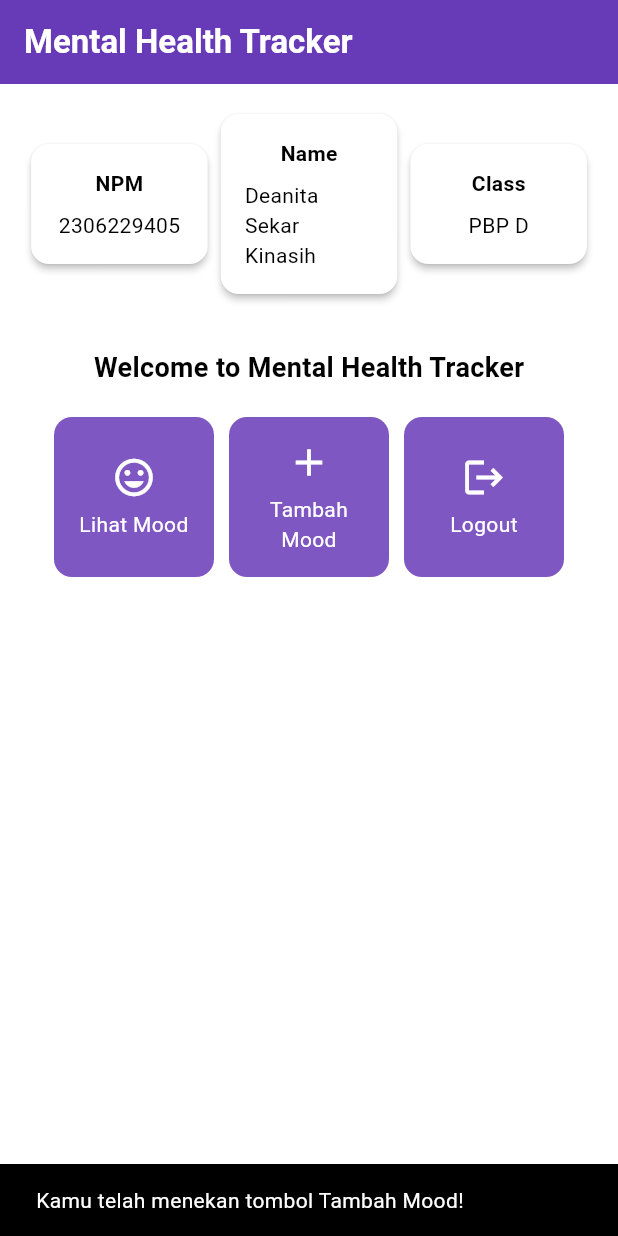
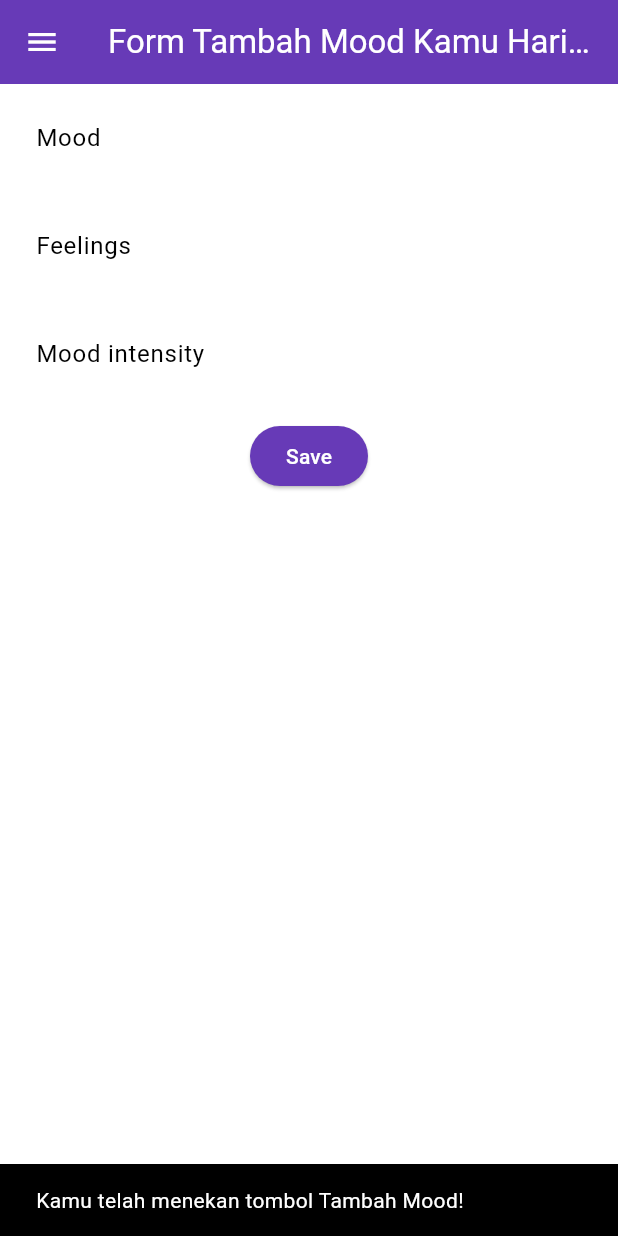
Before and after one commit to deanitasekar/mental-health-tracker-mobile, a Flutter app: the screen it shows after launch, after a tap on "Tambah Mood", on a phone screen of 412 x 824 dp. Run offline on Flutter 3.47's test engine with Material 3 defaults, Android fonts, the phone set to English and light mode, and no system bars.

Commit message:
Tutorial 7

```diff
--- a/lib/menu.dart
+++ b/lib/screens/menu.dart
@@ -1,8 +1,8 @@
 import 'package:flutter/material.dart';
+import 'package:mental_health_tracker/widgets/left_drawer.dart';
+import 'package:mental_health_tracker/widgets/mood_card.dart';
 
 class MyHomePage extends StatelessWidget {
-    MyHomePage({super.key});
-
   final String npm = '2306229405'; // NPM
   final String name = 'Deanita Sekar Kinasih'; // Nama
   final String className = 'PBP D'; // Kelas
@@ -13,6 +13,8 @@ class MyHomePage extends StatelessWidget {
     ItemHomepage("Logout", Icons.logout),
   ];
 
+  MyHomePage({super.key});
+
   @override
   Widget build(BuildContext context) {
     // Scaffold menyediakan struktur dasar halaman dengan AppBar dan body.
@@ -20,6 +22,7 @@ class MyHomePage extends StatelessWidget {
       // AppBar adalah bagian atas halaman yang menampilkan judul.
       appBar: AppBar(
         // Judul aplikasi "Mental Health Tracker" dengan teks putih dan tebal.
+        iconTheme: const IconThemeData(color: Colors.white),
         title: const Text(
           'Mental Health Tracker',
           style: TextStyle(
@@ -30,6 +33,7 @@ class MyHomePage extends StatelessWidget {
         // Warna latar belakang AppBar diambil dari skema warna tema aplikasi.
         backgroundColor: Theme.of(context).colorScheme.primary,
       ),
+      drawer: const LeftDrawer(),
       // Body halaman dengan padding di sekelilingnya.
       body: Padding(
         padding: const EdgeInsets.all(16.0),
@@ -92,97 +96,3 @@ class MyHomePage extends StatelessWidget {
     );
   }
 }
-
-class InfoCard extends StatelessWidget {
-  // Kartu informasi yang menampilkan title dan content.
-
-  final String title;  // Judul kartu.
-  final String content;  // Isi kartu.
-
-  const InfoCard({super.key, required this.title, required this.content});
-
-  @override
-  Widget build(BuildContext context) {
-    return Card(
-      // Membuat kotak kartu dengan bayangan dibawahnya.
-      elevation: 2.0,
-      child: Container(
-        // Mengatur ukuran dan jarak di dalam kartu.
-        width: MediaQuery.of(context).size.width / 3.5, // menyesuaikan dengan lebar device yang digunakan.
-        padding: const EdgeInsets.all(16.0),
-        // Menyusun title dan content secara vertikal.
-        child: Column(
-          children: [
-            Text(
-              title,
-              style: const TextStyle(fontWeight: FontWeight.bold),
-            ),
-            const SizedBox(height: 8.0),
-            Text(content),
-          ],
-        ),
-      ),
-    );
-  }
-}
-
- class ItemHomepage {
-     final String name;
-     final IconData icon;
-
-     ItemHomepage(this.name, this.icon);
- }
-
-class ItemCard extends StatelessWidget {
-  // Menampilkan kartu dengan ikon dan nama.
-
-  final ItemHomepage item;
-
-  const ItemCard(this.item, {super.key});
-
-  @override
-  Widget build(BuildContext context) {
-    return Material(
-      // Menentukan warna latar belakang dari tema aplikasi.
-      color: Theme.of(context).colorScheme.secondary,
-      // Membuat sudut kartu melengkung.
-      borderRadius: BorderRadius.circular(12),
-
-      child: InkWell(
-        // Aksi ketika kartu ditekan.
-        onTap: () {
-          // Menampilkan pesan SnackBar saat kartu ditekan.
-          ScaffoldMessenger.of(context)
-            ..hideCurrentSnackBar()
-            ..showSnackBar(
-              SnackBar(content: Text("Kamu telah menekan tombol ${item.name}!"))
-            );
-        },
-        // Container untuk menyimpan Icon dan Text
-        child: Container(
-          padding: const EdgeInsets.all(8),
-          child: Center(
-            child: Column(
-              // Menyusun ikon dan teks di tengah kartu.
-              mainAxisAlignment: MainAxisAlignment.center,
-              children: [
-                Icon(
-                  item.icon,
-                  color: Colors.white,
-                  size: 30.0,
-                ),
-                const Padding(padding: EdgeInsets.all(3)),
-                Text(
-                  item.name,
-                  textAlign: TextAlign.center,
-                  style: const TextStyle(color: Colors.white),
-                ),
-              ],
-            ),
-          ),
-        ),
-      ),
-    );
-  }
-
-}
--- /dev/null
+++ b/lib/screens/moodentry_form.dart
@@ -0,0 +1,160 @@
+import 'package:flutter/material.dart';
+import 'package:mental_health_tracker/widgets/left_drawer.dart';
+
+class MoodEntryFormPage extends StatefulWidget {
+  const MoodEntryFormPage({super.key});
+
+  @override
+  State<MoodEntryFormPage> createState() => _MoodEntryFormPageState();
+}
+
+class _MoodEntryFormPageState extends State<MoodEntryFormPage> {
+  final _formKey = GlobalKey<FormState>();
+  String _mood = "";
+  String _feelings = "";
+  int _moodIntensity = 0;
+  @override
+  Widget build(BuildContext context) {
+    return Scaffold(
+      appBar: AppBar(
+        title: const Center(
+          child: Text(
+            'Form Tambah Mood Kamu Hari ini',
+          ),
+        ),
+        backgroundColor: Theme.of(context).colorScheme.primary,
+        foregroundColor: Colors.white,
+      ),
+      drawer: const LeftDrawer(),
+      body: Form(
+        key: _formKey,
+        child: SingleChildScrollView(
+          child: Column(
+            crossAxisAlignment: CrossAxisAlignment.start,
+            children: [
+              Padding(
+                padding: const EdgeInsets.all(8.0),
+                child: TextFormField(
+                  decoration: InputDecoration(
+                    hintText: "Mood",
+                    labelText: "Mood",
+                    border: OutlineInputBorder(
+                      borderRadius: BorderRadius.circular(5.0),
+                    ),
+                  ),
+                  onChanged: (String? value) {
+                    setState(() {
+                      _mood = value!;
+                    });
+                  },
+                  validator: (String? value) {
+                    if (value == null || value.isEmpty) {
+                      return "Mood tidak boleh kosong!";
+                    }
+                    return null;
+                  },
+                ),
+              ),
+              Padding(
+                padding: const EdgeInsets.all(8.0),
+                child: TextFormField(
+                  decoration: InputDecoration(
+                    hintText: "Feelings",
+                    labelText: "Feelings",
+                    border: OutlineInputBorder(
+                      borderRadius: BorderRadius.circular(5.0),
+                    ),
+                  ),
+                  onChanged: (String? value) {
+                    setState(() {
+                      _feelings = value!;
+                    });
+                  },
+                  validator: (String? value) {
+                    if (value == null || value.isEmpty) {
+                      return "Feelings tidak boleh kosong!";
+                    }
+                    return null;
+                  },
+                ),
+              ),
+              Padding(
+                padding: const EdgeInsets.all(8.0),
+                child: TextFormField(
+                  decoration: InputDecoration(
+                    hintText: "Mood intensity",
+                    labelText: "Mood intensity",
+                    border: OutlineInputBorder(
+                      borderRadius: BorderRadius.circular(5.0),
+                    ),
+                  ),
+                  onChanged: (String? value) {
+                    setState(() {
+                      _moodIntensity = int.tryParse(value!) ?? 0;
+                    });
+                  },
+                  validator: (String? value) {
+                    if (value == null || value.isEmpty) {
+                      return "Mood intensity tidak boleh kosong!";
+                    }
+                    if (int.tryParse(value) == null) {
+                      return "Mood intensity harus berupa angka!";
+                    }
+                    return null;
+                  },
+                ),
+              ),
+              Align(
+                alignment: Alignment.bottomCenter,
+                child: Padding(
+                  padding: const EdgeInsets.all(8.0),
+                  child: ElevatedButton(
+                    style: ButtonStyle(
+                      backgroundColor: WidgetStateProperty.all(
+                          Theme.of(context).colorScheme.primary),
+                    ),
+                    onPressed: () {
+                      if (_formKey.currentState!.validate()) {
+                        showDialog(
+                          context: context,
+                          builder: (context) {
+                            return AlertDialog(
+                              title: const Text('Mood berhasil tersimpan'),
+                              content: SingleChildScrollView(
+                                child: Column(
+                                  crossAxisAlignment: CrossAxisAlignment.start,
+                                  children: [
+                                    Text('Mood: $_mood'),
+                                    Text('Feelings: $_feelings'),
+                                    Text('Mood Intensity: $_moodIntensity'),
+                                  ],
+                                ),
+                              ),
+                              actions: [
+                                TextButton(
+                                  child: const Text('OK'),
+                                  onPressed: () {
+                                    Navigator.pop(context);
+                                    _formKey.currentState!.reset();
+                                  },
+                                ),
+                              ],
+                            );
+                          },
+                        );
+                      }
+                    },
+                    child: const Text(
+                      "Save",
+                      style: TextStyle(color: Colors.white),
+                    ),
+                  ),
+                ),
+              ),
+            ],
+          ),
+        ),
+      ),
+    );
+  }
+}
--- /dev/null
+++ b/lib/widgets/left_drawer.dart
@@ -0,0 +1,68 @@
+import 'package:flutter/material.dart';
+import 'package:mental_health_tracker/screens/menu.dart';
+import 'package:mental_health_tracker/screens/moodentry_form.dart';
+
+class LeftDrawer extends StatelessWidget {
+  const LeftDrawer({super.key});
+
+  @override
+  Widget build(BuildContext context) {
+    return Drawer(
+      child: ListView(
+        children: [
+          DrawerHeader(
+            decoration: BoxDecoration(
+              color: Theme.of(context).colorScheme.primary,
+            ),
+            child: const Column(
+              children: [
+                Text(
+                  'Mental Health Tracker',
+                  textAlign: TextAlign.center,
+                  style: TextStyle(
+                    fontSize: 24,
+                    fontWeight: FontWeight.bold,
+                    color: Colors.white,
+                  ),
+                ),
+                Padding(padding: EdgeInsets.all(8)),
+                Text(
+                  "Ayo jaga kesehatan mentalmu setiap hari disini!",
+                  textAlign: TextAlign.center,
+                  style: TextStyle(
+                    fontSize: 15,
+                    color: Colors.white,
+                  ),
+                ),
+              ],
+            ),
+          ),
+          ListTile(
+            leading: const Icon(Icons.home_outlined),
+            title: const Text('Halaman Utama'),
+            // Bagian redirection ke MyHomePage
+            onTap: () {
+              Navigator.pushReplacement(
+                  context,
+                  MaterialPageRoute(
+                    builder: (context) => MyHomePage(),
+                  ));
+            },
+          ),
+          ListTile(
+            leading: const Icon(Icons.mood),
+            title: const Text('Tambah Mood'),
+            // Bagian redirection ke MoodEntryFormPage
+            onTap: () {
+              Navigator.pushReplacement(
+                context,
+                MaterialPageRoute(
+                    builder: (context) => const MoodEntryFormPage()),
+              );
+            },
+          ),
+        ],
+      ),
+    );
+  }
+}
--- /dev/null
+++ b/lib/widgets/mood_card.dart
@@ -0,0 +1,102 @@
+import 'package:flutter/material.dart';
+import 'package:mental_health_tracker/screens/moodentry_form.dart';
+
+class ItemHomepage {
+  final String name;
+  final IconData icon;
+
+  ItemHomepage(this.name, this.icon);
+}
+
+class InfoCard extends StatelessWidget {
+  // Kartu informasi yang menampilkan title dan content.
+
+  final String title; // Judul kartu.
+  final String content; // Isi kartu.
+
+  const InfoCard({super.key, required this.title, required this.content});
+
+  @override
+  Widget build(BuildContext context) {
+    return Card(
+      // Membuat kotak kartu dengan bayangan dibawahnya.
+      elevation: 2.0,
+      child: Container(
+        // Mengatur ukuran dan jarak di dalam kartu.
+        width: MediaQuery.of(context).size.width /
+            3.5, // menyesuaikan dengan lebar device yang digunakan.
+        padding: const EdgeInsets.all(16.0),
+        // Menyusun title dan content secara vertikal.
+        child: Column(
+          children: [
+            Text(
+              title,
+              style: const TextStyle(fontWeight: FontWeight.bold),
+            ),
+            const SizedBox(height: 8.0),
+            Text(content),
+          ],
+        ),
+      ),
+    );
+  }
+}
+
+class ItemCard extends StatelessWidget {
+  // Menampilkan kartu dengan ikon dan nama.
+
+  final ItemHomepage item;
+
+  const ItemCard(this.item, {super.key});
+
+  @override
+  Widget build(BuildContext context) {
+    return Material(
+      // Menentukan warna latar belakang dari tema aplikasi.
+      color: Theme.of(context).colorScheme.secondary,
+      // Membuat sudut kartu melengkung.
+      borderRadius: BorderRadius.circular(12),
+
+      child: InkWell(
+        // Aksi ketika kartu ditekan.
+        onTap: () {
+          // Menampilkan pesan SnackBar saat kartu ditekan.
+          ScaffoldMessenger.of(context)
+            ..hideCurrentSnackBar()
+            ..showSnackBar(SnackBar(
+                content: Text("Kamu telah menekan tombol ${item.name}!")));
+          if (item.name == "Tambah Mood") {
+            Navigator.push(
+              context,
+              MaterialPageRoute(
+                  builder: (context) => const MoodEntryFormPage()),
+            );
+          }
+        },
+        // Container untuk menyimpan Icon dan Text
+        child: Container(
+          padding: const EdgeInsets.all(8),
+          child: Center(
+            child: Column(
+              // Menyusun ikon dan teks di tengah kartu.
+              mainAxisAlignment: MainAxisAlignment.center,
+              children: [
+                Icon(
+                  item.icon,
+                  color: Colors.white,
+                  size: 30.0,
+                ),
+                const Padding(padding: EdgeInsets.all(3)),
+                Text(
+                  item.name,
+                  textAlign: TextAlign.center,
+                  style: const TextStyle(color: Colors.white),
+                ),
+              ],
+            ),
+          ),
+        ),
+      ),
+    );
+  }
+}
```
Also changed, not shown: form_sample/analysis_options.yaml (added, +28 -0 lines), form_sample/lib/main.dart (added, +66 -0 lines), form_sample/pubspec.yaml (added, +90 -0 lines), lib/main.dart (+4 -4 lines), form_sample/pubspec.lock (added), 123 other files. Lines whose indentation alone changed are shown as unchanged.
